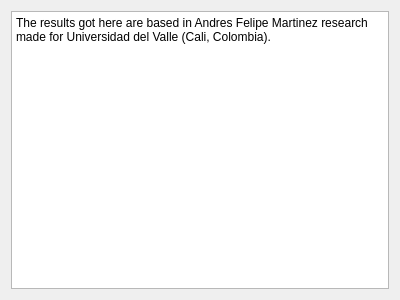
Old version of the form about.ui in the repository andresf01/TGApp.
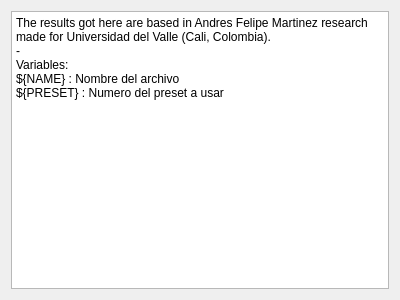
New version of the form.

What changed in the file:
```diff
--- a/about.ui
+++ b/about.ui
@@ -21,7 +21,11 @@
 &lt;html&gt;&lt;head&gt;&lt;meta name=&quot;qrichtext&quot; content=&quot;1&quot; /&gt;&lt;style type=&quot;text/css&quot;&gt;
 p, li { white-space: pre-wrap; }
 &lt;/style&gt;&lt;/head&gt;&lt;body style=&quot; font-family:'Noto Sans'; font-size:9pt; font-weight:400; font-style:normal;&quot;&gt;
-&lt;p style=&quot; margin-top:0px; margin-bottom:0px; margin-left:0px; margin-right:0px; -qt-block-indent:0; text-indent:0px;&quot;&gt;The results got here are based in Andres Felipe Martinez research made for Universidad del Valle (Cali, Colombia).&lt;/p&gt;&lt;/body&gt;&lt;/html&gt;</string>
+&lt;p style=&quot; margin-top:0px; margin-bottom:0px; margin-left:0px; margin-right:0px; -qt-block-indent:0; text-indent:0px;&quot;&gt;The results got here are based in Andres Felipe Martinez research made for Universidad del Valle (Cali, Colombia).&lt;/p&gt;
+&lt;p style=&quot; margin-top:0px; margin-bottom:0px; margin-left:0px; margin-right:0px; -qt-block-indent:0; text-indent:0px;&quot;&gt;-&lt;/p&gt;
+&lt;p style=&quot; margin-top:0px; margin-bottom:0px; margin-left:0px; margin-right:0px; -qt-block-indent:0; text-indent:0px;&quot;&gt;Variables:&lt;/p&gt;
+&lt;p style=&quot; margin-top:0px; margin-bottom:0px; margin-left:0px; margin-right:0px; -qt-block-indent:0; text-indent:0px;&quot;&gt;${NAME} : Nombre del archivo&lt;/p&gt;
+&lt;p style=&quot; margin-top:0px; margin-bottom:0px; margin-left:0px; margin-right:0px; -qt-block-indent:0; text-indent:0px;&quot;&gt;${PRESET} : Numero del preset a usar&lt;/p&gt;&lt;/body&gt;&lt;/html&gt;</string>
      </property>
     </widget>
    </item>
```
